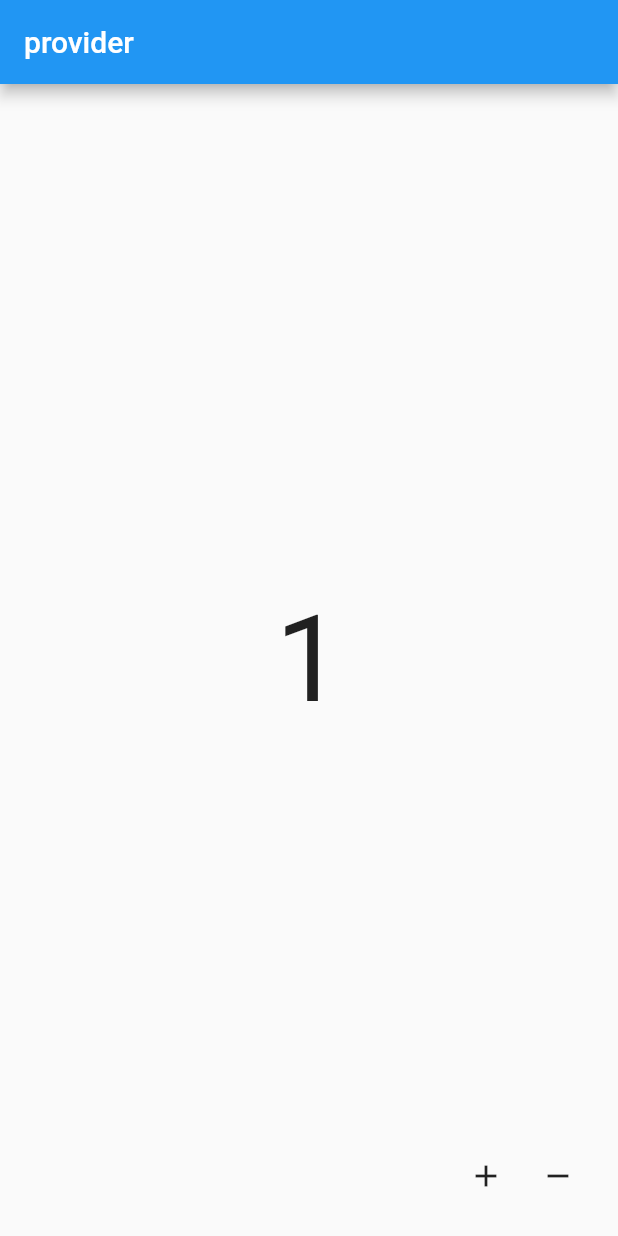
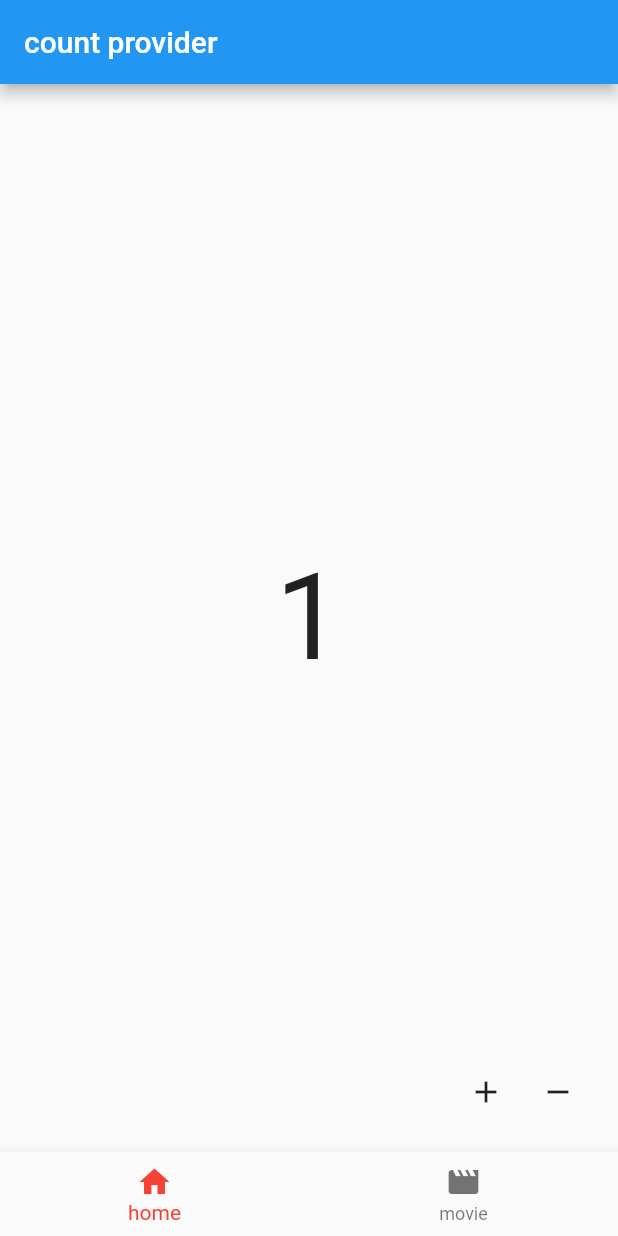
Before and after one commit to Sxsosi/flutter_ex, a Flutter app: the screen it shows after launch, after a tap on the "add" icon, on a phone screen of 412 x 824 dp. Run offline on Flutter 3.47's test engine with Material 2 defaults, Android fonts, the phone set to English and light mode, and no system bars; our stand-ins replace carousel_slider, flutter_svg.

Commit message:
home 0318

```diff
--- a/app_ex/lib/main.dart
+++ b/app_ex/lib/main.dart
@@ -1,4 +1,5 @@
 import 'package:app_ex/src/home.dart';
+import 'package:app_ex/src/provider/bottom_navi_provider.dart';
 import 'package:app_ex/src/provider/count_provider.dart';
 import 'package:flutter/material.dart';
 import 'package:provider/provider.dart';
@@ -11,13 +12,25 @@ class MyApp extends StatelessWidget {
   @override
   Widget build(BuildContext context) {
     return MaterialApp(
-        home: ChangeNotifierProvider(
+        home: MultiProvider(
+      // 멀티프로바이더는 provider 를 list 로 받을수있다
+      //ChangeNotifierProvider(
       // 싱글 프로바이더임 하나뿐이 등록못함
-      create: (BuildContext context) {
-        //create 해야함
-        return CountProvider(); // 차일드 하위 모든위젯들은  카운트 프로바이더 접근가능
-      },
-      child: Home(), //child 가능
+      providers: [
+        ChangeNotifierProvider(
+          create: (BuildContext context) {
+            //create 해야함
+            return CountProvider(); // 차일드 하위 모든위젯들은  카운트 프로바이더 접근가능
+          },
+        ),
+        ChangeNotifierProvider(
+          create: (BuildContext context) {
+            return BottomNavigationProvider();
+          },
+        ),
+      ],
+
+      child: Home(), //프로바이더는 홈의 모든 접근을 가능하게 하기위세어 싱글이나 멀티를 사용해서 입힌다
     ));
   }
 }
--- /dev/null
+++ b/app_ex/lib/src/components/view_count.dart
@@ -0,0 +1,23 @@
+import 'package:app_ex/src/provider/count_provider.dart';
+import 'package:flutter/material.dart';
+import 'package:provider/provider.dart';
+
+class ViewCountWiget extends StatelessWidget {
+  @override
+  Widget build(BuildContext context) {
+    print('buld call'); //ex 1하위의 모든 위젯이 불러와진다 않좋음
+    return Center(
+      child: Consumer<CountProvider>(
+        //ex1 이 해결 하기위해선 consumer 사용
+        builder: (context, provider, child) {
+          //빌드는 3가지 받음
+          return Text(
+            //ex1 Provider.of<CountPorvider>(context).count.toString()  << ==_count 접근해야함
+            provider.count.toString(), //ex 2
+            style: TextStyle(fontSize: 80),
+          );
+        },
+      ),
+    );
+  }
+}
--- a/app_ex/lib/src/home.dart
+++ b/app_ex/lib/src/home.dart
@@ -1,37 +1,76 @@
-import 'package:app_ex/src/provider/count_provider.dart';
+import 'package:app_ex/src/provider/bottom_navi_provider.dart';
+
 import 'package:app_ex/src/ui/count_home_widget.dart';
+import 'package:app_ex/src/ui/movie_list_widget.dart';
 import 'package:flutter/material.dart';
 import 'package:provider/provider.dart';
 
+import 'ui/count_home_widget.dart';
+
 class Home extends StatelessWidget {
-  CountProvider _countProvider; // 프로바이더 불러오는법
+  //CountProvider _countProvider; // 프로바이더 불러오는법
+  BottomNavigationProvider _bottomNavigationProvider;
+  //_bottomNavigationProvider 변수야
+
   @override
   Widget build(BuildContext context) {
-    _countProvider = Provider.of<CountProvider>(context,
-        listen: false); // 프로바이더 불러오는법 즉 듣고있다가됨
+    //_countProvider = Provider.of<CountProvider>(context, listen: false);
+    // 프로바이더 불러오는법 즉 듣고있다가됨
     //이것을 사용해서 하면 리빌드가 되버림
     // 리빌드 막을경우 listen : false 를 해줘야함
+    _bottomNavigationProvider =
+        Provider.of<BottomNavigationProvider>(context, listen: false);
 
+    // 자 여기서 ChangeNotifier 가 뿌려준 변수값을 뿌려주는 위치이다
     return Scaffold(
-      appBar: AppBar(
-        title: Text('provider '),
-      ),
-      body: CountHomeWidget(),
-      floatingActionButton: Row(
-        mainAxisAlignment: MainAxisAlignment.end,
-        children: [
-          IconButton(
-              icon: Icon(Icons.add),
-              onPressed: () {
-                _countProvider.add(); //여기서 프로바이더를 호출됨
-              }),
-          IconButton(
-              icon: Icon(Icons.remove),
-              onPressed: () {
-                _countProvider.remove();
-              }),
-        ],
-      ),
+      body: _navigationBody(),
+      //바디부분이 카운트와 무비로 바껴지기때문에 함수로 호출한다
+      bottomNavigationBar: _bottomNaviBarWidget(),
+      // 바텀은 홈은 카운팅 무비는 영화 바디를 불러줘야한다 그러므로
+      // 바텀을 클릭 할때 index 값이 오는것을 카운트 와 무비 페이지로 지정해줘야한다
     );
   }
+
+  Widget _navigationBody() {
+    switch (_bottomNavigationProvider.currentPage) {
+      //_bottomNavigationProvider.currenPtpage 는 변수.함수 즉 get 함수 를 말하고
+      // updateCurrentPage  변환된 _index 값을  리턴해주는 함수이다
+      case 0:
+        return CountHomeWidget();
+        break;
+      case 1:
+        return MovieListWidget();
+        break;
+    }
+    return Container();
+  }
+
+  Widget _bottomNaviBarWidget() {
+    return
+        //Consumer<BottomNavigationProvider>(builder: (context, provider, widget) {return
+        // 프로바이더가 뿌려주는 것을 받아주는 게 consumer
+        BottomNavigationBar(
+      //items , currentIndex , ontap 와야한다
+      items: [
+        //bottom icon 2가지로 결정했다 우선 홈에선 카운트 무비에선 무비설명
+        BottomNavigationBarItem(icon: Icon(Icons.home), label: 'home'),
+        BottomNavigationBarItem(icon: Icon(Icons.movie), label: 'movie'),
+      ],
+
+      currentIndex: _bottomNavigationProvider.currentPage,
+      //.currentpage 는 povider 에서 get 함수를 이용해서 리턴된 _index 값이다
+      //provider 사용 해야함 따로 클래스로 만들어주자
+      //처음이 0 다음은 1 이렇게 숫자로 올라가는데 이것을 provider 를 사용해서
+      //숫자를 변환해준다
+      selectedItemColor: Colors.red,
+      onTap: (index) {
+        //provider navigation state;
+        _bottomNavigationProvider.updateCurrentPage(index);
+        //여기서도 변수.함수 가 호출된다 인데스값을 받아서 BottomNavigationProvider
+        //클래스에 변수 _index 값을 집어넣어주고 notifyListeners() 함수를 통해서
+        //ChangeNotifier에 _index 값이 주입된다
+      },
+    );
+    //},
+  }
 }
--- /dev/null
+++ b/app_ex/lib/src/model/movie.dart
@@ -0,0 +1,17 @@
+class Movie {
+  String overview;
+  String posterpath;
+  String title;
+  // json data 에서 필요한 데이터를 클래스 변수로 지정해준다
+  Movie({this.overview, this.posterpath, this.title});
+  // 생성자를 만들어서 들어온 데이터를 변수에 데입할 준비를 한다
+
+  factory Movie.fromJson(Map<String, dynamic> json) {
+    //이것은 이름있는 생성자이다 이름 있는 생성자는 반드시 생성자가 있어야한다
+    return Movie(
+      overview: json['overview'] as String,
+      posterpath: json['poster_path'] as String,
+      title: json['title'] as String,
+    );
+  }
+}
--- /dev/null
+++ b/app_ex/lib/src/provider/bottom_navi_provider.dart
@@ -0,0 +1,14 @@
+import 'package:flutter/cupertino.dart';
+
+class BottomNavigationProvider extends ChangeNotifier {
+  //changenotifier 떤데이터를 클래스에서 변경된  구독자에게 뿌려주는거야 브로드케스트
+  int _index = 0;
+  int get currentPage => _index;
+  //외부에서 접근 가능하게 겟함수로 설정한다
+  //겟함수는 클레스 private 변수를 바꿀때 주로 사용 한다
+
+  updateCurrentPage(int index) {
+    _index = index;
+    notifyListeners();
+  }
+}
--- a/app_ex/lib/src/provider/count_provider.dart
+++ b/app_ex/lib/src/provider/count_provider.dart
@@ -1,6 +1,7 @@
 import 'package:flutter/foundation.dart';
 
-class CountProvider extends ChangeNotifier { //changnotifier 가 상태관리를 해줘야함
+class CountProvider extends ChangeNotifier {
+  //changnotifier 가 상태관리를 해줘야함
   int _count = 0; //상태를 넣어줌  외부에서 접속못하게함
   int get count => _count; //<== 외부에서 count 를 가져올수 있는 get 함수사용
 
@@ -11,8 +12,6 @@ class CountProvider extends ChangeNotifier { //changnotifier 가 상태관리를
 
   remove() {
     _count--;
-    notifyListeners();  // 변경되었다는 신호를 chasngenotifier 에게 보ㅐ야함
-  }
-
+    notifyListeners(); // 변경되었다는 신호를 chasngenotifier 에게 보ㅐ야함
   }
 }
--- /dev/null
+++ b/app_ex/lib/src/provider/movie_provider.dart
@@ -0,0 +1,13 @@
+import 'package:app_ex/src/model/movie.dart';
+import 'package:flutter/material.dart';
+
+class MovieProvider extends ChangeNotifier {
+  //List<Map<String, dynamic>>
+  //여기선 api 를 통한 데이터 값이 리스트 맵타입 이다 즉 json 타입
+  List<Movie> _movies = [];
+  // 또여기서 멥 으로 들어오는 데이터 타입을 클래스로 지정을 해버린다
+  //캬 .... 이런방법이
+  List<Movie> get movies => _movies;
+
+  loadMovies() {}
+}
--- a/app_ex/lib/src/ui/count_home_widget.dart
+++ b/app_ex/lib/src/ui/count_home_widget.dart
@@ -1,22 +1,33 @@
-import 'package:app_ex/src/provider/count_provider.dart';
+import 'package:app_ex/src/components/view_count.dart';
 import 'package:flutter/material.dart';
 import 'package:provider/provider.dart';
 
+import '../provider/count_provider.dart';
+
 class CountHomeWidget extends StatelessWidget {
+  CountProvider _countProvider;
   @override
   Widget build(BuildContext context) {
-    print('buld call'); //ex 1하위의 모든 위젯이 불러와진다 않좋음
-    return Center(
-      child: Consumer<CountProvider>(
-        //ex1 이 해결 하기위해선 consumer 사용
-        builder: (context, provider, child) {
-          //빌드는 3가지 받음
-          return Text(
-            //ex 1Provider.of<CountPorvider>(context).count.toString()  << ==_count 접근해야함
-            provider.count.toString(), //ex 2
-            style: TextStyle(fontSize: 80),
-          );
-        },
+    _countProvider = Provider.of<CountProvider>(context, listen: false);
+    return Scaffold(
+      appBar: AppBar(
+        title: Text('count provider'),
+      ),
+      body: ViewCountWiget(),
+      floatingActionButton: Row(
+        mainAxisAlignment: MainAxisAlignment.end,
+        children: [
+          IconButton(
+              icon: Icon(Icons.add),
+              onPressed: () {
+                _countProvider.add(); //여기서 프로바이더를 호출됨
+              }),
+          IconButton(
+              icon: Icon(Icons.remove),
+              onPressed: () {
+                _countProvider.remove();
+              }),
+        ],
       ),
     );
   }
--- /dev/null
+++ b/app_ex/lib/src/ui/movie_list_widget.dart
@@ -0,0 +1,8 @@
+import 'package:flutter/material.dart';
+
+class MovieListWidget extends StatelessWidget {
+  @override
+  Widget build(BuildContext context) {
+    return Container();
+  }
+}
```
